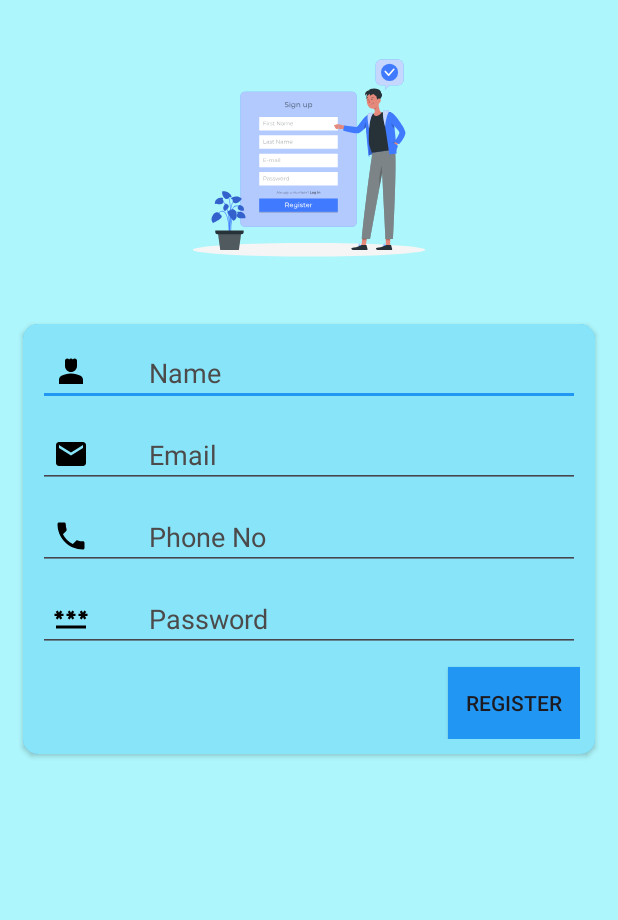
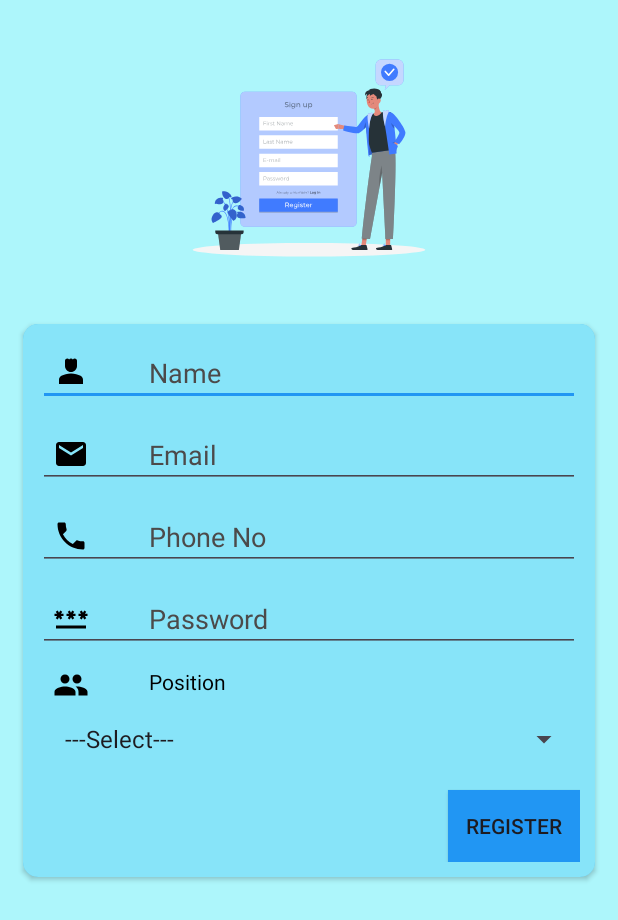
Before and after one commit to Samy2206/CanteenManagement, an Android app: the Register screen opened directly, with no data from a screen before it, on a phone screen of 412 x 824 dp. Shown: the top 920 px of the screen. Run offline under Robolectric (Android 15) with nearby library versions, the phone set to English and light mode, and no system bars; our stand-ins replace Firebase (no records; nobody signed in at launch, a user with empty details on screens opened directly).

Commit message:
position added

```diff
--- a/App/Canteen Management/app/src/main/java/com/example/canteenmanagement/Register.java
+++ b/App/Canteen Management/app/src/main/java/com/example/canteenmanagement/Register.java
@@ -8,7 +8,10 @@ import android.content.Intent;
 import android.os.Bundle;
 import android.text.TextUtils;
 import android.view.View;
+import android.widget.AdapterView;
+import android.widget.ArrayAdapter;
 import android.widget.EditText;
+import android.widget.Spinner;
 import android.widget.Toast;
 
 import com.google.android.gms.tasks.OnFailureListener;
@@ -18,6 +21,7 @@ import com.google.firebase.auth.FirebaseAuth;
 import com.google.firebase.firestore.DocumentReference;
 import com.google.firebase.firestore.FirebaseFirestore;
 
+import java.util.ArrayList;
 import java.util.HashMap;
 import java.util.Map;
 
@@ -26,6 +30,10 @@ public class Register extends AppCompatActivity {
     private FirebaseFirestore fstore;
     private EditText txtName,txtEmail,txtPassword,txtPhoneNo;
     private AppCompatButton btnRegister;
+    private Spinner spinnerView;
+    private ArrayList<String> arrPosition = new ArrayList<>();
+
+    String txtPosition;
 
 
     @Override
@@ -40,6 +48,40 @@ public class Register extends AppCompatActivity {
         fauth = FirebaseAuth.getInstance();
         fstore = FirebaseFirestore.getInstance();
         btnRegister = findViewById(R.id.btnRegiter);
+        spinnerView = findViewById(R.id.spinnerView);
+
+        setPositions();
+        ArrayAdapter<String> adapter = new ArrayAdapter<>(this, android.R.layout.simple_spinner_dropdown_item,arrPosition);
+        spinnerView.setAdapter(adapter);
+        spinnerView.setOnItemSelectedListener(new AdapterView.OnItemSelectedListener() {
+            @Override
+            public void onItemSelected(AdapterView<?> parent, View view, int position, long id) {
+                if(position==0)
+                {
+                    Toast.makeText(Register.this, "Please select an position", Toast.LENGTH_SHORT).show();
+                }
+                else if(position==1)
+                {
+                    txtPosition = arrPosition.get(1);
+                }
+                else if(position==2)
+                {
+                    txtPosition = arrPosition.get(2);
+
+                } else if (position==3)
+                {
+                    txtPosition = arrPosition.get(3);
+                } else if (position==4)
+                {
+                    txtPosition = arrPosition.get(4);
+                }
+            }
+
+            @Override
+            public void onNothingSelected(AdapterView<?> parent) {
+
+            }
+        });
 
         btnRegister.setOnClickListener(new View.OnClickListener() {
             @Override
@@ -48,6 +90,7 @@ public class Register extends AppCompatActivity {
                 String email = txtEmail.getText().toString();
                 String password = txtPassword.getText().toString();
                 String phoneNo = txtPhoneNo.getText().toString();
+                String position = txtPosition;
                 if(password.length()<6)
                 {
                     Toast.makeText(Register.this, "Password Length too Short", Toast.LENGTH_SHORT).show();
@@ -59,10 +102,13 @@ public class Register extends AppCompatActivity {
                 else if (TextUtils.isEmpty(phoneNo))
                 {
                     Toast.makeText(Register.this, "Phone Number Field is Empty", Toast.LENGTH_SHORT).show();
-                }
-                else
+                } else if (position.isEmpty())
                 {
-                    registerUser(email, password, name, phoneNo);
+                    Toast.makeText(Register.this, "Please select an position", Toast.LENGTH_SHORT).show();
+
+                } else
+                {
+                    registerUser(email, password, name, phoneNo,position);
                 }
             }
         });
@@ -70,7 +116,16 @@ public class Register extends AppCompatActivity {
 
     }
 
-    private void registerUser(String email, String password, String name, String phoneNo) {
+    private void setPositions() {
+
+        arrPosition.add("---Select---");
+        arrPosition.add("Manager");
+        arrPosition.add("Cook");
+        arrPosition.add("Sweeper");
+        arrPosition.add("Waiter");
+    }
+
+    private void registerUser(String email, String password, String name, String phoneNo,String position) {
         fauth.createUserWithEmailAndPassword(email,password).addOnSuccessListener(new OnSuccessListener<AuthResult>() {
             @Override
             public void onSuccess(AuthResult authResult) {
@@ -81,6 +136,7 @@ public class Register extends AppCompatActivity {
                 user.put("name",name);
                 user.put("email",email);
                 user.put("phoneno",phoneNo);
+                user.put("position",position);
                 ref.set(user);
                 startActivity(new Intent(Register.this, Drawer_Activity.class));
                 finish();
--- /dev/null
+++ b/App/Canteen Management/app/src/main/res/drawable/baseline_group_24.xml
@@ -0,0 +1,5 @@
+<vector android:height="24dp" android:tint="#000000"
+    android:viewportHeight="24" android:viewportWidth="24"
+    android:width="24dp" xmlns:android="http://schemas.android.com/apk/res/android">
+    <path android:fillColor="@android:color/white" android:pathData="M16,11c1.66,0 2.99,-1.34 2.99,-3S17.66,5 16,5c-1.66,0 -3,1.34 -3,3s1.34,3 3,3zM8,11c1.66,0 2.99,-1.34 2.99,-3S9.66,5 8,5C6.34,5 5,6.34 5,8s1.34,3 3,3zM8,13c-2.33,0 -7,1.17 -7,3.5L1,19h14v-2.5c0,-2.33 -4.67,-3.5 -7,-3.5zM16,13c-0.29,0 -0.62,0.02 -0.97,0.05 1.16,0.84 1.97,1.97 1.97,3.45L17,19h6v-2.5c0,-2.33 -4.67,-3.5 -7,-3.5z"/>
+</vector>
--- a/App/Canteen Management/app/src/main/res/layout/activity_register.xml
+++ b/App/Canteen Management/app/src/main/res/layout/activity_register.xml
@@ -84,6 +84,28 @@
                 android:drawableLeft="@drawable/baseline_password_24"
                 android:drawablePadding="40dp"
         />
+            <LinearLayout
+                android:layout_width="match_parent"
+                android:layout_height="wrap_content"
+                android:layout_marginLeft="10dp"
+                android:layout_marginTop="10dp"
+                android:orientation="vertical"
+            >
+                <TextView
+                    android:layout_width="match_parent"
+                    android:layout_height="match_parent"
+                    android:text="Position"
+                    android:textColor="@color/black"
+                    android:drawableLeft="@drawable/baseline_group_24"
+                    android:drawablePadding="40dp"
+                />
+                <Spinner
+                    android:layout_width="match_parent"
+                    android:layout_height="wrap_content"
+                    android:id="@+id/spinnerView"
+                />
+
+            </LinearLayout>
         <androidx.appcompat.widget.AppCompatButton
             android:layout_width="wrap_content"
             android:layout_marginTop="10dp"
```
Also changed, not shown: App/Canteen Management/app/src/main/java/com/example/canteenmanagement/Drawer_Activity.java (+8 -0 lines).
